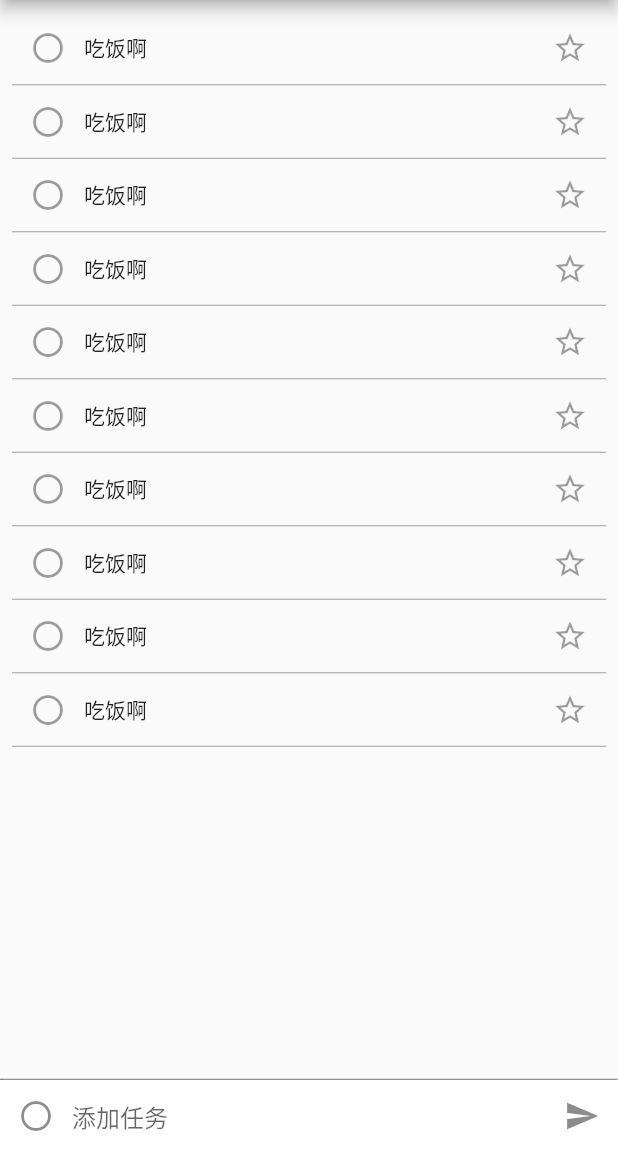
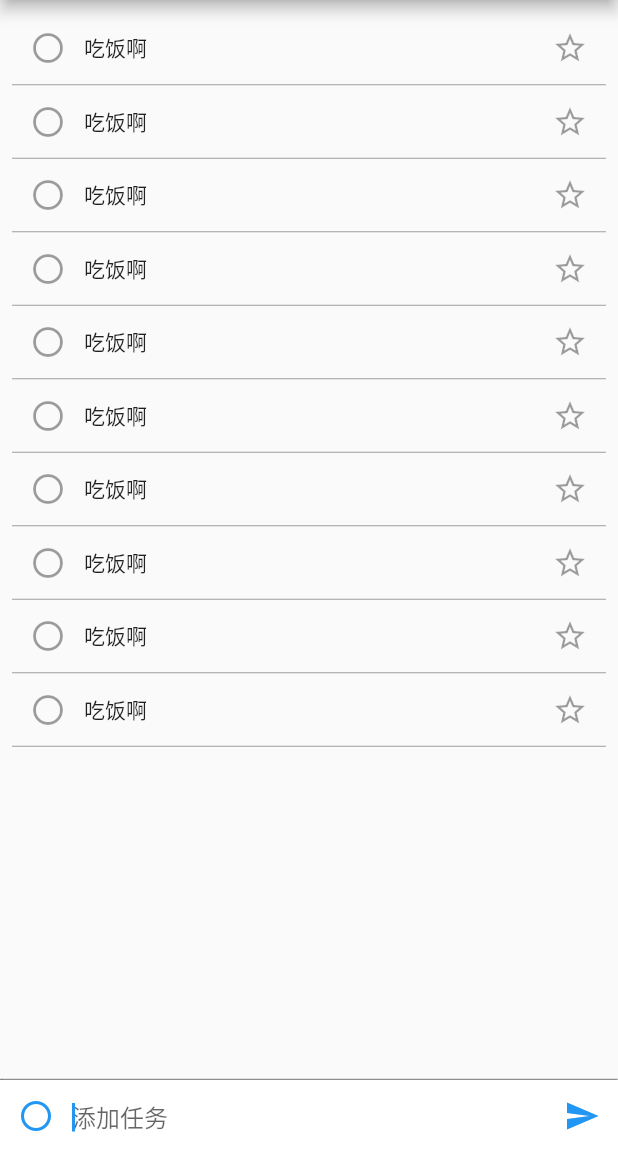
Before and after one commit to demo-box/todoList_redux_flutter, a Flutter app: the screen it shows after launch, after a tap on the "add" icon, on a phone screen of 412 x 824 dp, the part 84-1236 px from its top. Run offline on Flutter 3.47's test engine with Material 2 defaults, Android fonts, the phone set to English and light mode, and no system bars; our stand-ins replace flutter_redux, flutter_svg, redux; network calls fail.

```diff
--- a/lib/pages/home.dart
+++ b/lib/pages/home.dart
@@ -13,6 +13,20 @@ class HomePage extends StatefulWidget {
 
 class HomePageState extends State<HomePage> {
   bool addTodo = false;
+  FocusNode focusNode;
+
+  @override
+  void initState() {
+    super.initState();
+    focusNode = FocusNode();
+    focusNode.addListener(() {
+      if (!focusNode.hasFocus) {
+        setState(() {
+          addTodo = false;
+        });
+      }
+    });
+  }
 
   @override
   Widget build(BuildContext context) {
@@ -35,17 +49,22 @@ class HomePageState extends State<HomePage> {
         },
         child: Icon(Icons.add),
       ),
-      body: addTodo ? Stack(
+      body: GestureDetector(
+        onTap: () {
+          focusNode.unfocus();
+        },
+        child: addTodo ? Stack(
           children: <Widget>[
             TodoList(),
             Positioned(
-            child: InputBox(),
+              child: InputBox(focusNode),
               bottom: 0,
               left: 0,
               right: 0,
             ),
           ],
         ): TodoList(),
+      ),
     );
   }
 }
--- a/lib/widgets/InputBox.dart
+++ b/lib/widgets/InputBox.dart
@@ -1,6 +1,10 @@
 import 'package:flutter/material.dart';
 
 class InputBox extends StatelessWidget {
+  FocusNode focusNode;
+
+  InputBox(this.focusNode);
+
   @override
   Widget build(BuildContext context) {
     return Container(
@@ -14,6 +18,8 @@ class InputBox extends StatelessWidget {
         ],
       ),
       child: TextField(
+        focusNode: focusNode,
+        autofocus: true,
         decoration: InputDecoration(
           hintText: '添加任务',
           border: InputBorder.none,
```
Lines whose indentation alone changed are shown as unchanged.
